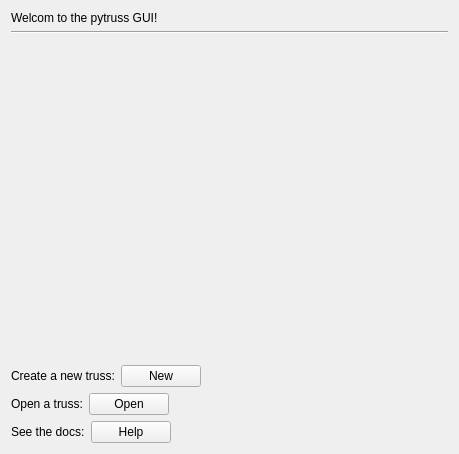
The window that src/widgets/contextmenus/startmenu/startpage.ui (levirogalla/truss-gui) describes before a commit, drawn with Qt 5.
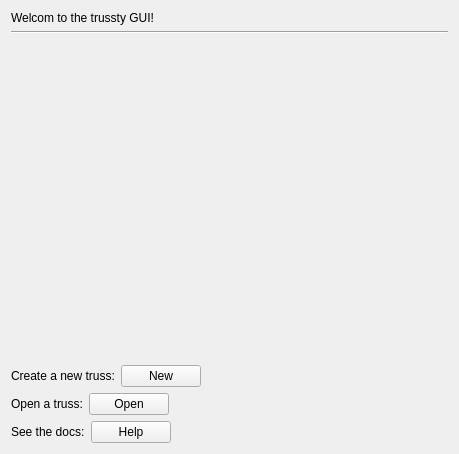
The same window after the commit.

Commit message: refactor: adjust for pytruss to trussty package name change

What changed in the file:
```diff
--- a/src/widgets/contextmenus/startmenu/startpage.ui
+++ b/src/widgets/contextmenus/startmenu/startpage.ui
@@ -17,7 +17,7 @@
    <item>
     <widget class="QLabel" name="welcomLabel">
      <property name="text">
-      <string>Welcom to the pytruss GUI!</string>
+      <string>Welcom to the trussty GUI!</string>
      </property>
     </widget>
    </item>
```
The commit also changes 18 other files.
